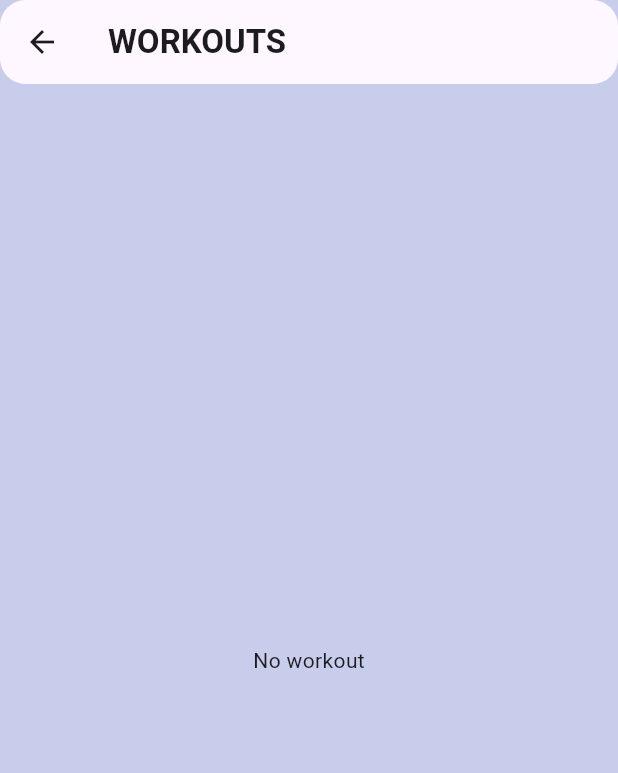
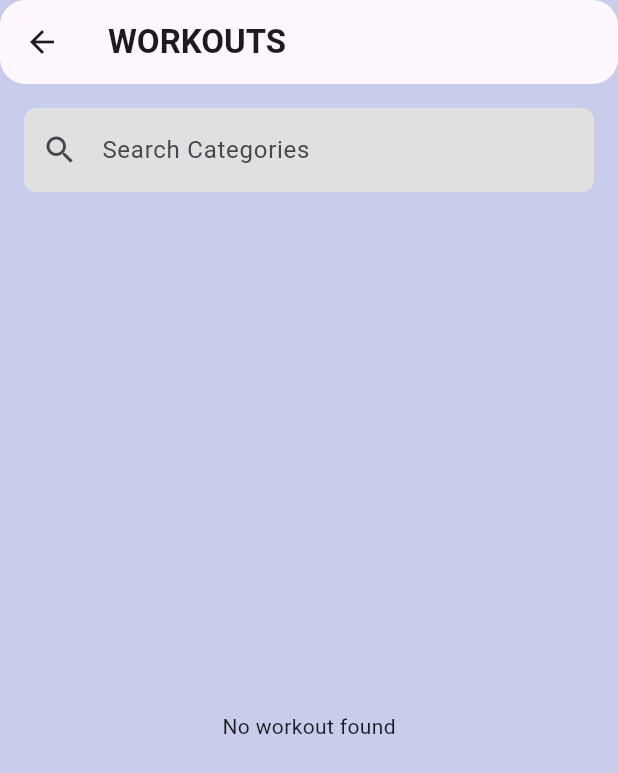
Before and after one commit to Shabeebmohmd/fit, a Flutter app: the Homescreen screen opened directly, after a tap on "Start", on a phone screen of 412 x 824 dp. Shown: the top 773 px of the screen. Run offline on Flutter 3.47's test engine with Material 3 defaults, Android fonts, the light colour scheme and no system bars; our stand-ins replace google_nav_bar, hive, hive_flutter, youtube_player_flutter; accounts and stored records are empty.

Commit message:
third commit

```diff
--- a/lib/models/category_model.dart
+++ b/lib/models/category_model.dart
@@ -9,8 +9,12 @@ class CategoryModel {
   @HiveField(1)
   String boxName;
 
+  @HiveField(2)
+  bool isFavorite; // New field to track favorites
+
   CategoryModel({
     required this.boxName,
     required this.categoryName,
+    this.isFavorite = false, // Default is false
   });
 }
--- a/lib/screens/mainscreens/home_screen.dart
+++ b/lib/screens/mainscreens/home_screen.dart
@@ -1,7 +1,7 @@
 import 'package:fit/color/colors.dart';
 import 'package:fit/screens/bmi/bmi_screen.dart';
-import 'package:fit/screens/mainscreens/full_body_screen.dart';
-import 'package:fit/screens/mainscreens/report_screen.dart';
+import 'package:fit/screens/mainscreens/training_screen.dart';
+import 'package:fit/screens/mainscreens/favorite_screen.dart';
 import 'package:fit/screens/settings/settings_screen.dart';
 import 'package:flutter/material.dart';
 import 'package:google_nav_bar/google_nav_bar.dart';
@@ -17,8 +17,8 @@ class _HomescreenState extends State<Homescreen> {
   int _selectedIndex = 0;
 
   static const List<Widget> _widgetOptions = <Widget>[
-    Fullbodyscreen(),
-    Reoprtscreen(),
+    Trainingscreen(),
+    FavoriteScreen(),
     Bmiscreen(),
     Settingsscreen(),
   ];
@@ -49,8 +49,8 @@ class _HomescreenState extends State<Homescreen> {
               text: 'Training',
             ),
             GButton(
-              icon: Icons.history,
-              text: 'History',
+              icon: Icons.favorite,
+              text: 'Favorite',
             ),
             GButton(
               icon: Icons.monitor_weight,
--- a/lib/screens/mainscreens/full_body_screen.dart
+++ b/lib/screens/mainscreens/training_screen.dart
@@ -1,9 +1,10 @@
 import 'package:fit/color/colors.dart';
-import 'package:fit/screens/training/training_screen.dart';
+import 'package:fit/db/db_functions.dart';
+import 'package:fit/screens/training/category_screen.dart';
 import 'package:flutter/material.dart';
 
-class Fullbodyscreen extends StatelessWidget {
-  const Fullbodyscreen({super.key});
+class Trainingscreen extends StatelessWidget {
+  const Trainingscreen({super.key});
 
   @override
   Widget build(BuildContext context) {
@@ -82,11 +83,13 @@ class Fullbodyscreen extends StatelessWidget {
                         padding: const EdgeInsets.symmetric(
                             horizontal: 24, vertical: 12),
                       ),
-                      onPressed: () {
+                      onPressed: () async {
+                        await loadCategories();
                         Navigator.push(
+                            // ignore: use_build_context_synchronously
                             context,
                             MaterialPageRoute(
-                                builder: (context) => const TrainingScreen()));
+                                builder: (context) => const CategoryScreen()));
                       },
                       child: const Text(
                         'Start',
--- a/lib/screens/settings/settings_screen.dart
+++ b/lib/screens/settings/settings_screen.dart
@@ -1,6 +1,6 @@
 import 'package:fit/color/colors.dart';
 import 'package:fit/screens/settings/about_screen.dart';
-import 'package:fit/screens/settings/admincategory/admin_screen_2.dart';
+import 'package:fit/screens/settings/admincategory/admin_categories_screen.dart';
 import 'package:fit/screens/settings/profile/profile_screen.dart';
 import 'package:flutter/material.dart';
 
@@ -61,7 +61,7 @@ class _SettingsscreenState extends State<Settingsscreen> {
                                   context,
                                   MaterialPageRoute(
                                       builder: (context) =>
-                                          const AdminScreen2()));
+                                          const AdminCategoriesScreen()));
                             },
                             child: const Text(
                               'Confirm',
--- /dev/null
+++ b/lib/screens/training/category_screen.dart
@@ -0,0 +1,127 @@
+import 'package:fit/color/colors.dart';
+import 'package:fit/db/db_functions.dart';
+import 'package:fit/models/category_model.dart';
+import 'package:fit/screens/training/workout_screen.dart';
+import 'package:fit/widgets/category_template.dart';
+import 'package:fit/widgets/custom_appbar.dart';
+import 'package:flutter/material.dart';
+
+class CategoryScreen extends StatefulWidget {
+  const CategoryScreen({super.key});
+
+  @override
+  State<CategoryScreen> createState() => _CategoryScreenState();
+}
+
+class _CategoryScreenState extends State<CategoryScreen> {
+  late TextEditingController _searchController;
+  List<CategoryModel> _filteredCategories = [];
+
+  @override
+  void initState() {
+    super.initState();
+    _searchController = TextEditingController();
+    _searchController.addListener(_onSearchChanged);
+    loadCategories();
+  }
+
+  @override
+  void dispose() {
+    _searchController.dispose();
+    super.dispose();
+  }
+
+  void loadCategories() {
+    _filteredCategories = categoryNotifier.value;
+  }
+
+  void _onSearchChanged() {
+    setState(() {
+      _filteredCategories = categoryNotifier.value
+          .where((category) => category.categoryName
+              .toLowerCase()
+              .contains(_searchController.text.toLowerCase()))
+          .toList();
+    });
+  }
+
+  void toggleFavorite(CategoryModel category, int index) {
+    setState(() {
+      category.isFavorite = !category.isFavorite;
+      updateCategory(category, index);
+    });
+  }
+
+  @override
+  Widget build(BuildContext context) {
+    return Scaffold(
+      backgroundColor: Colorss.backgroundColor,
+      appBar: const CustomAppBar(title: 'WORKOUTS'),
+      body: Column(
+        children: [
+          // Search TextField
+          Padding(
+            padding: const EdgeInsets.all(16.0),
+            child: TextField(
+              controller: _searchController,
+              decoration: InputDecoration(
+                hintText: 'Search Categories',
+                prefixIcon: const Icon(Icons.search),
+                filled: true,
+                fillColor: Colors.grey[300],
+                border: OutlineInputBorder(
+                  borderRadius: BorderRadius.circular(8.0),
+                  borderSide: BorderSide.none,
+                ),
+              ),
+            ),
+          ),
+          Expanded(
+            child: ValueListenableBuilder(
+              valueListenable: categoryNotifier,
+              builder: (context, List<CategoryModel> categories, _) {
+                if (_filteredCategories.isEmpty) {
+                  return const Center(
+                    child: Text('No workout found'),
+                  );
+                } else {
+                  return ListView.separated(
+                    separatorBuilder: (context, index) => const SizedBox(
+                      height: 30,
+                    ),
+                    itemCount: _filteredCategories.length,
+                    itemBuilder: (context, index) {
+                      final category = _filteredCategories[index];
+                      return InkWell(
+                        onTap: () async {
+                          await loadWorkouts(category.boxName);
+                          Navigator.push(
+                            // ignore: use_build_context_synchronously
+                            context,
+                            MaterialPageRoute(
+                              builder: (context) => WorkoutScreen(
+                                categoryModel: category,
+                              ),
+                            ),
+                          );
+                        },
+                        child: Padding(
+                          padding: const EdgeInsets.all(8.0),
+                          child: CategoryCard(
+                            category: category,
+                            onFavoriteToggle: () =>
+                                toggleFavorite(category, index),
+                          ),
+                        ),
+                      );
+                    },
+                  );
+                }
+              },
+            ),
+          ),
+        ],
+      ),
+    );
+  }
+}
--- a/lib/screens/training/training_screen.dart
+++ /dev/null
@@ -1,63 +0,0 @@
-import 'package:fit/color/colors.dart';
-import 'package:fit/db/db_functions.dart';
-import 'package:fit/models/category_model.dart';
-import 'package:fit/screens/training/workout_screen.dart';
-import 'package:fit/widgets/category_template.dart';
-import 'package:fit/widgets/custom_appbar.dart';
-import 'package:flutter/material.dart';
-
-class TrainingScreen extends StatefulWidget {
-  const TrainingScreen({super.key});
-
-  @override
-  State<TrainingScreen> createState() => _TrainingScreenState();
-}
-
-class _TrainingScreenState extends State<TrainingScreen> {
-  @override
-  void initState() {
-    super.initState();
-    loadCategories();
-  }
-
-  @override
-  Widget build(BuildContext context) {
-    return Scaffold(
-      backgroundColor: Colorss.backgroundColor,
-      appBar: const CustomAppBar(title: 'WORKOUTS'),
-      body: ValueListenableBuilder(
-          valueListenable: categoryNotifier,
-          builder: (context, List<CategoryModel> categories, _) {
-            if (categories.isEmpty) {
-              return const Center(
-                child: Text('No workout'),
-              );
-            } else {
-              return ListView.separated(
-                  separatorBuilder: (context, index) => const SizedBox(
-                        height: 30,
-                      ),
-                  itemCount: categories.length,
-                  itemBuilder: (context, index) {
-                    final ctgry = categories[index];
-                    return InkWell(
-                      onTap: () async {
-                        await loadWorkouts(ctgry.boxName);
-                        Navigator.push(
-                            // ignore: use_build_context_synchronously
-                            context,
-                            MaterialPageRoute(
-                                builder: (context) =>
-                                    WorkoutScreen(categoryModel: ctgry)));
-                      },
-                      child: Padding(
-                        padding: const EdgeInsets.all(8.0),
-                        child: CategoryCard(categoryname: ctgry.categoryName),
-                      ),
-                    );
-                  });
-            }
-          }),
-    );
-  }
-}
--- a/lib/screens/training/workout_info.dart
+++ b/lib/screens/training/workout_info.dart
@@ -1,4 +1,3 @@
-import 'package:fit/color/colors.dart';
 import 'package:fit/models/workout_model.dart';
 import 'package:flutter/material.dart';
 
--- a/lib/widgets/category_admin_template.dart
+++ b/lib/widgets/category_admin_template.dart
@@ -1,4 +1,3 @@
-import 'package:fit/db/db_functions.dart';
 import 'package:fit/models/category_model.dart';
 import 'package:fit/screens/settings/admincategory/edit_category.dart';
 import 'package:flutter/material.dart';
```
Also changed, not shown: lib/screens/mainscreens/favorite_screen.dart (added, +71 -0 lines), lib/screens/mainscreens/report_screen.dart (deleted, +0 -25 lines), lib/screens/settings/admincategory/add_category.dart (+0 -10 lines), lib/screens/settings/admincategory/admin_categories_screen.dart (renamed from lib/screens/settings/admincategory/admin_screen_2.dart, +4 -4 lines), lib/screens/training/break_time_screen.dart (added, +105 -0 lines), lib/screens/training/workout_details.dart (+47 -3 lines), lib/screens/training/workout_screen.dart (+83 -8 lines), lib/widgets/category_template.dart (+14 -6 lines), lib/models/category_model.g.dart, lib/new.dart (added).
